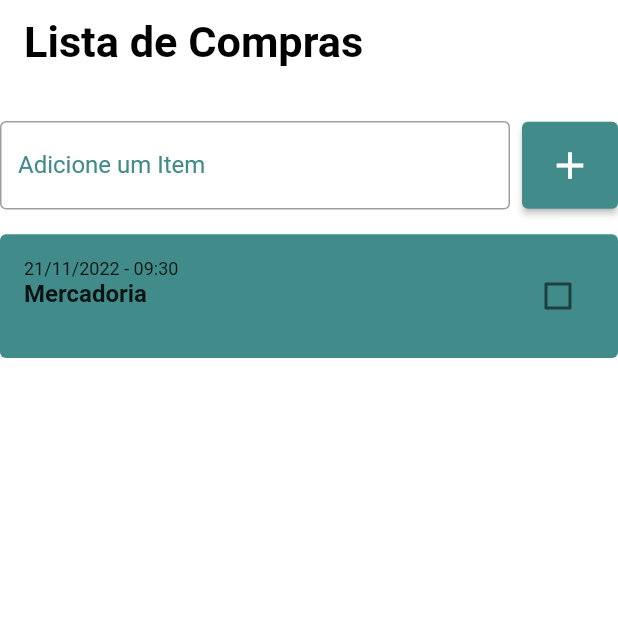
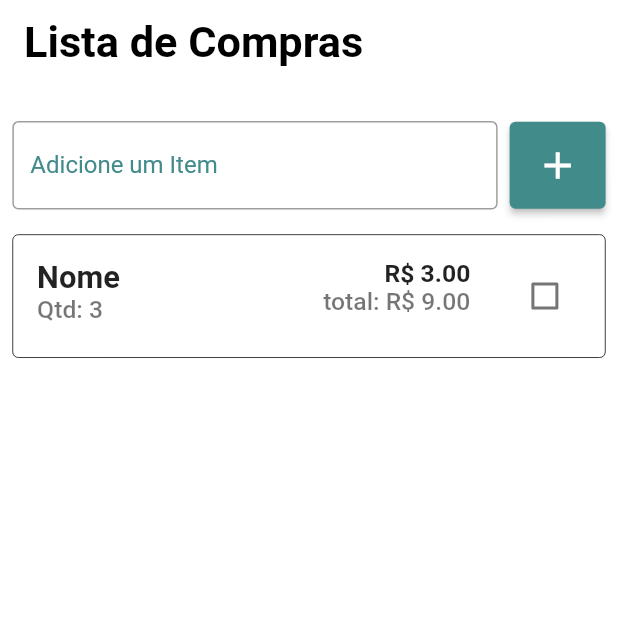
Before and after one commit to LeandroYu/resource_manager, a Flutter app: the MarketView screen opened directly, on a phone screen of 412 x 824 dp, the top half of it. Run offline on Flutter 3.47's test engine with Material 2 defaults, Android fonts, the phone set to English and light mode, and no system bars; drawn by our look-alikes of flutter_slidable; our stand-ins replace firebase_auth, firebase_core, font_awesome_flutter, get_it, mobx; accounts and stored records are empty; generated files the repository leaves out were written again.

Commit message:
lista de itens

```diff
--- a/lib/views/market/widgets/market_input_button.dart
+++ b/lib/views/market/widgets/market_input_button.dart
@@ -1,27 +1,24 @@
 import 'package:flutter/material.dart';
+import '../../../core/utils/ui_padding.dart';
 
 class MarketInputButton extends StatefulWidget {
-
-  const MarketInputButton({ Key? key }) : super(key: key);
+  const MarketInputButton({Key? key}) : super(key: key);
 
   @override
   _MarketInputButtonState createState() => _MarketInputButtonState();
 }
 
 class _MarketInputButtonState extends State<MarketInputButton> {
-
   @override
   Widget build(BuildContext context) {
     return Row(
       children: [
         const Expanded(
           child: TextField(
-
             decoration: InputDecoration(
               border: OutlineInputBorder(),
               labelText: 'Adicione um Item',
               hintText: 'Ex: Produto',
-
               focusedBorder: OutlineInputBorder(
                 borderSide: BorderSide(
                   color: Color.fromARGB(255, 65, 139, 139),
@@ -38,9 +35,7 @@ class _MarketInputButtonState extends State<MarketInputButton> {
           width: 8,
         ),
         ElevatedButton(
-                    onPressed: () {
-
-                    },
+          onPressed: () {},
           style: ElevatedButton.styleFrom(
             primary: const Color.fromARGB(255, 65, 139, 139),
             padding: const EdgeInsets.all(14),
@@ -51,6 +46,6 @@ class _MarketInputButtonState extends State<MarketInputButton> {
           ),
         ),
       ],
-              );
+    ).horizontalPadding(2, context);
   }
 }
--- a/lib/views/market/widgets/market_list_item.dart
+++ b/lib/views/market/widgets/market_list_item.dart
@@ -5,15 +5,13 @@ import '../../../core/library/strings.dart' as strings;
 import '../../../core/utils/ui_padding.dart';
 
 class MarketListItem extends StatefulWidget {
-
-  const MarketListItem({ Key? key }) : super(key: key);
+  const MarketListItem({Key? key}) : super(key: key);
 
   @override
   State<MarketListItem> createState() => _MarketListItemState();
 }
 
 class _MarketListItemState extends State<MarketListItem> {
-
   bool check = false;
 
   @override
@@ -22,8 +20,11 @@ class _MarketListItemState extends State<MarketListItem> {
       child: Container(
         height: ui.getHeigth(context, height: 10),
         decoration: BoxDecoration(
+          border: Border.all(width: 0.5, color: Colors.black),
           borderRadius: BorderRadius.circular(4),
-            color: check ? Colors.grey[200] : const Color.fromARGB(255, 65, 139, 139),
+          color: check
+              ? Colors.grey[200]
+              : Colors.white,
         ),
         padding: const EdgeInsets.all(16),
         child: Row(
@@ -33,23 +34,49 @@ class _MarketListItemState extends State<MarketListItem> {
               width: 165,
               child: Column(
                 crossAxisAlignment: CrossAxisAlignment.stretch,
-                  children: const [
+                children:  [
                   Text(
-                      ('21/11/2022 - 09:30'),
+                    ('Nome'),
                     style: TextStyle(
-                        fontSize: 12,
+                      fontSize: ui.getHeigth(context, height: 2.5),
+                      fontWeight: FontWeight.w600,
                     ),
                   ),
                    Text(
-                      ('Mercadoria'),
+                    ('Qtd: 3'),
                     style: TextStyle(
-                        fontSize: 16,
+                      color: Colors.black54,
+                      fontSize: ui.getHeigth(context, height: 2),
+                      fontWeight: FontWeight.w500,
+                    ),
+                  ),
+
+                ],
+              ),
+
+
+            ),
+            Column(
+              crossAxisAlignment: CrossAxisAlignment.end ,
+                children:  [
+
+                  Text(
+                    ('R\$ 3.00'),
+                    style: TextStyle(
+                      fontSize: ui.getHeigth(context, height: 2),
                       fontWeight: FontWeight.w600,
                     ),
                   ),
-                  ],
+                   Text(
+                    ('total: R\$ 9.00'),
+                    style: TextStyle(
+                      color: Colors.black54,
+                      fontSize: ui.getHeigth(context, height: 2),
+                      fontWeight: FontWeight.w500,
                     ),
+                  ),]
             ),
+
             Checkbox(
                 value: check,
                 onChanged: (value) {
@@ -64,6 +91,7 @@ class _MarketListItemState extends State<MarketListItem> {
                   }
                 }),
           ],
+
         ),
       ),
       endActionPane: const ActionPane(
@@ -88,7 +116,7 @@ class _MarketListItemState extends State<MarketListItem> {
           ),
         ],
       ),
-      ).verticalPadding(2, context);
+    ).symetricPadding(2, 2, context);
   }
 }
 
```
Also changed, not shown: lib/views/login/login_view.dart (+13 -8 lines), lib/views/widgets/messenger.dart (added, +20 -0 lines). Lines whose indentation alone changed are shown as unchanged.
